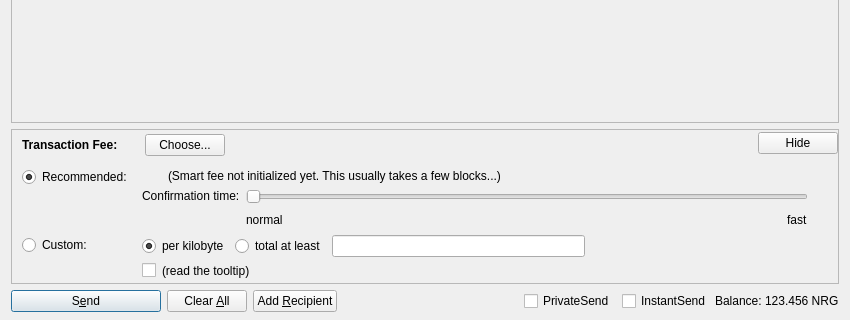
ericramos1980/energi, file src/qt/forms/sendcoinsdialog.ui: the form before one commit; both pictures show x 0 to 850 and y 206 to 526 of the 850 by 526 pixel window.
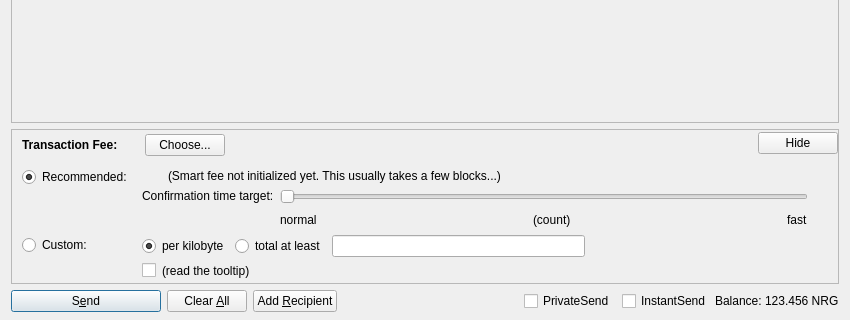
The form after the commit. Custom widgets are drawn as their Qt base class.

Commit message:
Merge #8989: [Qt] overhaul smart-fee slider, adjust default confirmation target
cfe77ef [Qt] overhaul smart-fee slider, adjust default confirmation target (Jonas Schnelli)
6f02899 [Qt] Hide nTxConfirmTarget behind WalletModel (Jonas Schnelli)
004168d CoinControl: add option for custom confirmation target (Jonas Schnelli)

The edit to the form file:
```diff
--- a/src/qt/forms/sendcoinsdialog.ui
+++ b/src/qt/forms/sendcoinsdialog.ui
@@ -1031,7 +1031,7 @@
                    <item>
                     <widget class="QLabel" name="labelSmartFee3">
                      <property name="text">
-                      <string>Confirmation time:</string>
+                      <string>Confirmation time target:</string>
                      </property>
                      <property name="margin">
                       <number>2</number>
@@ -1095,6 +1095,26 @@
                        </property>
                       </widget>
                      </item>
+                     <item>
+                      <spacer name="horizontalSpacer_7">
+                       <property name="orientation">
+                        <enum>Qt::Horizontal</enum>
+                       </property>
+                       <property name="sizeHint" stdset="0">
+                        <size>
+                         <width>40</width>
+                         <height>20</height>
+                        </size>
+                       </property>
+                      </spacer>
+                     </item>
+                     <item>
+                      <widget class="QLabel" name="confirmationTargetLabel">
+                       <property name="text">
+                        <string>(count)</string>
+                       </property>
+                      </widget>
+                     </item>
                      <item>
                       <spacer name="horizontalSpacer_3">
                        <property name="orientation">
```
Left out of the diff: 2 changed lines with no effect on the pictures. The commit also changes 6 other files.
